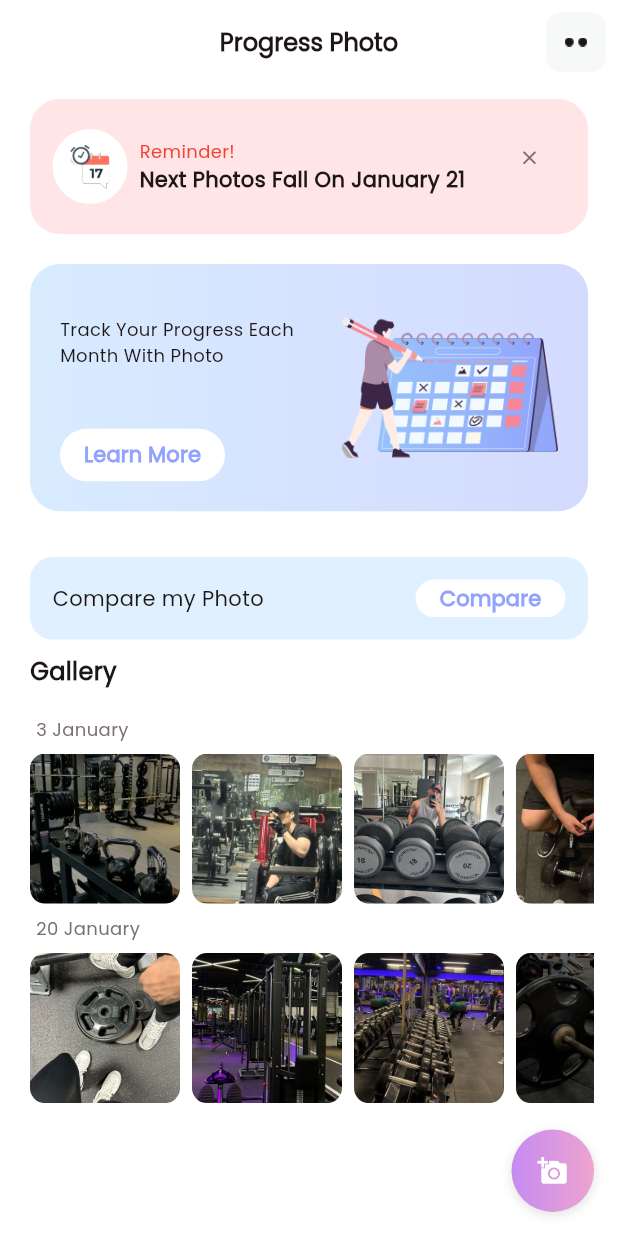
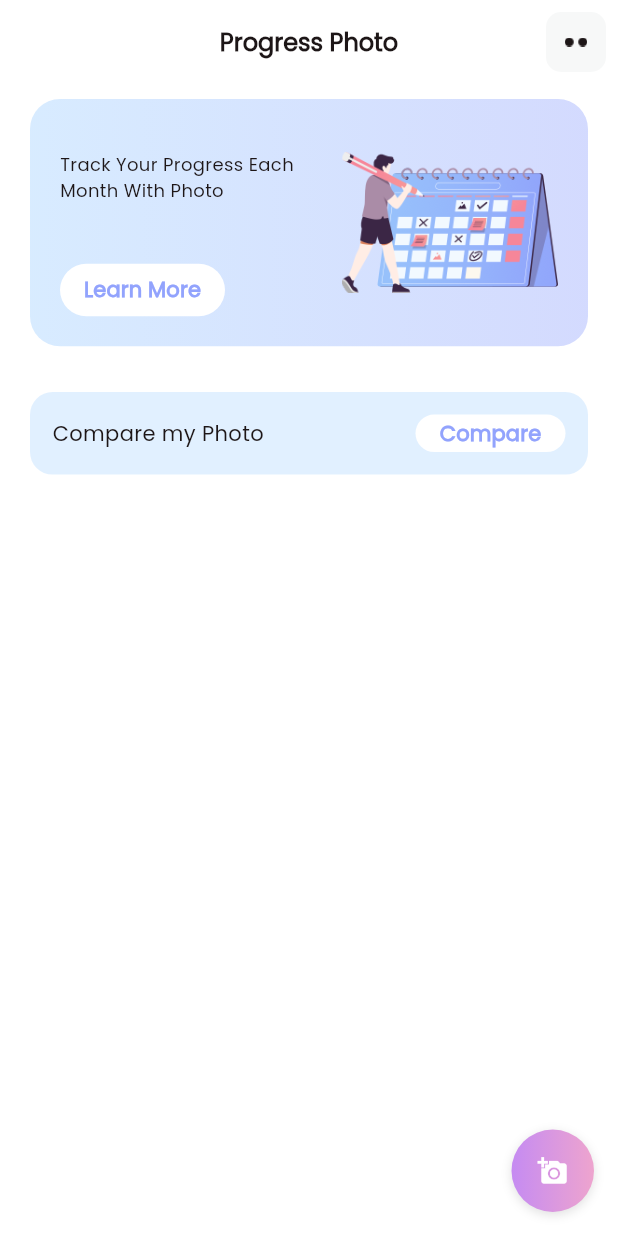
Before and after one commit to Hedgie06/fitnessapp, a Flutter app: the CameraScreen screen opened directly, on a phone screen of 412 x 824 dp. Run offline on Flutter 3.47's test engine with Material 3 defaults, Android fonts, the light colour scheme and no system bars; our stand-ins replace animated_toggle_switch, cached_network_image, cloud_firestore, connectivity_plus, firebase_auth, firebase_core and 7 more; missing offline and left inert: dotted_dashed_line, simple_animation_progress_bar, universal_html; accounts and stored records are empty.

Commit message:
remove reminder and gallery

```diff
--- a/fitnessapp_sse3401-main/lib/view/camera/camera_screen.dart
+++ b/fitnessapp_sse3401-main/lib/view/camera/camera_screen.dart
@@ -301,7 +301,7 @@ class _CameraScreenState extends State<CameraScreen> {
             Column(
               crossAxisAlignment: CrossAxisAlignment.start,
               children: [
-                Padding(
+                /*Padding(
                   padding:
                   const EdgeInsets.symmetric(vertical: 10, horizontal: 20),
                   child: Container(
@@ -361,7 +361,7 @@ class _CameraScreenState extends State<CameraScreen> {
                       ],
                     ),
                   ),
-                ),
+                ),*/
                 Padding(
                   padding:
                   const EdgeInsets.symmetric(vertical: 10, horizontal: 20),
@@ -447,7 +447,7 @@ class _CameraScreenState extends State<CameraScreen> {
                     ],
                   ),
                 ),
-                Padding(
+                /*Padding(
                   padding:
                   const EdgeInsets.symmetric(vertical: 10, horizontal: 20),
                   child: Row(
@@ -462,8 +462,8 @@ class _CameraScreenState extends State<CameraScreen> {
                       ),
                     ],
                   ),
-                ),
-                ListView.builder(
+                ),*/
+                /*ListView.builder(
                     padding: const EdgeInsets.symmetric(horizontal: 16),
                     physics: const NeverScrollableScrollPhysics(),
                     shrinkWrap: true,
@@ -527,7 +527,7 @@ class _CameraScreenState extends State<CameraScreen> {
                           ),
                         ],
                       );
-                    }))
+                    }))*/
               ],
             ),
             SizedBox(
```
